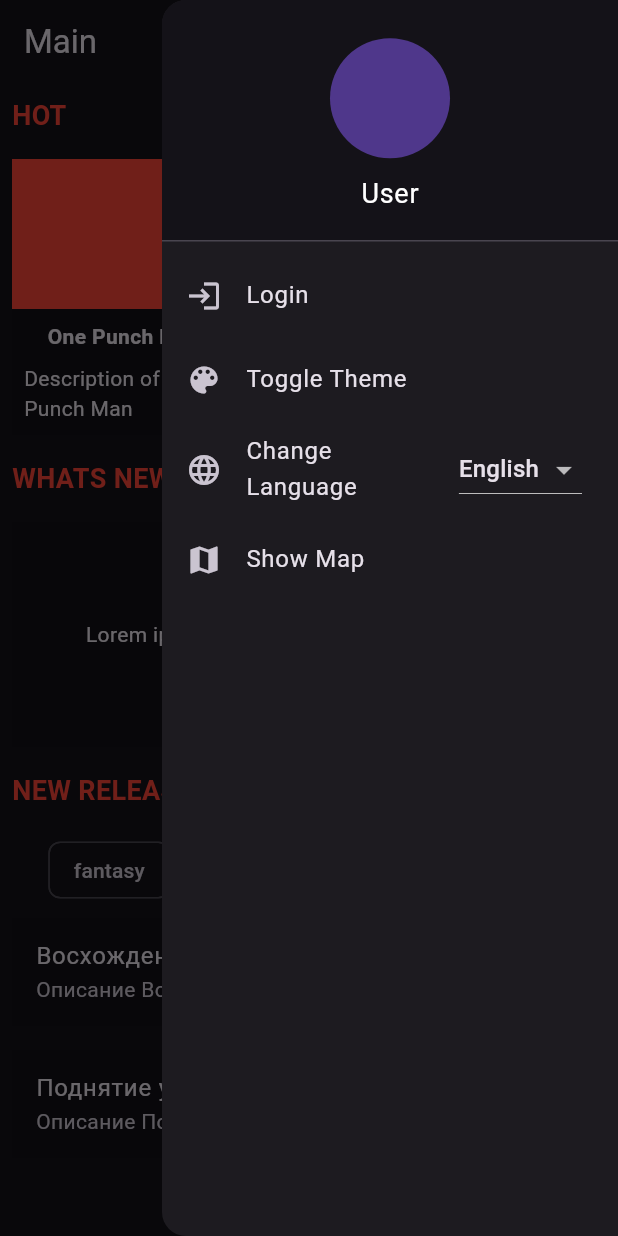
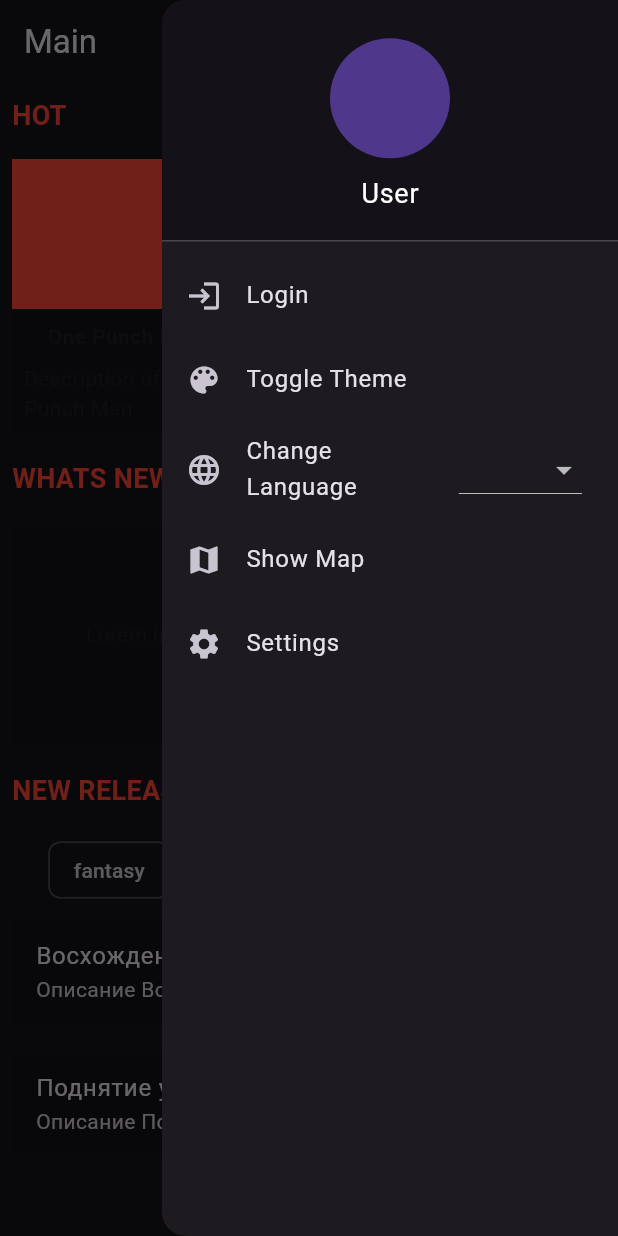
Before and after one commit to jefrsama/anihub, a Flutter app: the screen it shows after launch, after a tap on the "menu" icon, after a tap on "Toggle Theme", on a phone screen of 412 x 824 dp. Run offline on Flutter 3.47's test engine with Material 3 defaults, Android fonts, the phone set to English and light mode, and no system bars; our stand-ins replace firebase_auth, firebase_core, flutter_svg, google_maps_flutter, google_sign_in, location and 2 more; missing offline and left inert: dart:ffi, github_sign_in_plus, twitter_login; accounts and stored records are empty; network calls fail.

Commit message:
- добавил страницу настроек, тоже самое что и сайдбар: можно менять тему/язык/и фонт - сайдбар имеет кнопку для странцы настроек - добавил новые переводы настроек в языковых файлах

```diff
--- a/lib/l10n/intl_en.arb
+++ b/lib/l10n/intl_en.arb
@@ -2,5 +2,9 @@
   "hot": "HOT",
   "whatsNew": "WHATS NEW",
   "newReleases": "NEW RELEASES",
-  "userProfileName": "User"
+  "userProfileName": "User",
+  "settings": "Settings",
+  "toggleTheme": "Toggle Theme",
+  "changeLanguage": "Change Language",
+  "changeFontFamily": "Change Font Family"
 }
--- a/lib/l10n/intl_kk.arb
+++ b/lib/l10n/intl_kk.arb
@@ -2,5 +2,9 @@
   "hot": "ЫСТЫҚ",
   "whatsNew": "НЕ ЖАҢАЛЫҚ",
   "newReleases": "ЖАҢА ШЫҒАРЫЛЫМДАР",
-  "userProfileName": "Пайдаланушы"
+  "userProfileName": "Пайдаланушы",
+  "settings": "Параметрлер",
+  "toggleTheme": "Тақырыпты Өзгерту",
+  "changeLanguage": "Тілді Өзгерту",
+  "changeFontFamily": "Қаріпті Өзгерту"
 }
--- a/lib/l10n/intl_ru.arb
+++ b/lib/l10n/intl_ru.arb
@@ -2,5 +2,9 @@
   "hot": "ГОРЯЧЕЕ",
   "whatsNew": "ЧТО НОВОГО",
   "newReleases": "НОВЫЕ ВЫПУСКИ",
-  "userProfileName": "Пользователь"
+  "userProfileName": "Пользователь",
+  "settings": "Настройки",
+  "toggleTheme": "Смена Темы",
+  "changeLanguage": "Смена Языка",
+  "changeFontFamily": "Смена Шрифта"
 }
--- a/lib/main.dart
+++ b/lib/main.dart
@@ -6,6 +6,7 @@ import 'package:provider/provider.dart';
 import 'package:anihub/theme/theme_provider.dart';
 import 'package:anihub/pages/login_page.dart';
 import 'package:anihub/pages/map_page.dart';
+import 'package:anihub/pages/settings_page.dart';
 
 void main() async {
   WidgetsFlutterBinding.ensureInitialized();
@@ -56,7 +57,11 @@ class MyApp extends StatelessWidget {
 
     return MaterialApp(
       title: 'Anime Hub',
-      theme: themeProvider.themeData,
+      theme: themeProvider.themeData.copyWith(
+        textTheme: ThemeData.light().textTheme.apply(
+              fontFamily: themeProvider.fontFamily,
+            ),
+      ),
       home: MainPage(),
       locale: localeProvider.locale,
       localizationsDelegates: const [
@@ -69,6 +74,7 @@ class MyApp extends StatelessWidget {
     );
   }
 }
+
 
 class MainPage extends StatefulWidget {
   @override
@@ -195,7 +201,6 @@ class _MainPageState extends State<MainPage> {
             ],
           ),
         ),
-        // Add the ListTile for navigating to the map page
         ListTile(
           leading: Icon(Icons.map),
           title: Text('Show Map'),
@@ -206,10 +211,21 @@ class _MainPageState extends State<MainPage> {
             );
           },
         ),
+        ListTile(
+          leading: Icon(Icons.settings),
+          title: Text('Settings'),
+          onTap: () {
+            Navigator.push(
+              context,
+              MaterialPageRoute(builder: (context) => SettingsPage()),
+            );
+          },
+        ),
       ],
     ),
   );
 }
+
 
 
   Widget _buildSectionTitle(BuildContext context, String title) {
--- a/lib/theme/theme_provider.dart
+++ b/lib/theme/theme_provider.dart
@@ -20,8 +20,12 @@ final ThemeData customTheme = ThemeData(
 
 class ThemeProvider with ChangeNotifier {
   ThemeData _themeData = lightTheme;
+  String _fontFamily = 'Roboto';
 
   ThemeData get themeData => _themeData;
+  String get fontFamily => _fontFamily;
+
+  bool get isDarkMode => _themeData == darkTheme;
 
   void setTheme(ThemeData theme) {
     _themeData = theme;
@@ -38,4 +42,8 @@ class ThemeProvider with ChangeNotifier {
     }
     notifyListeners();
   }
+  void setFontFamily(String family) {
+    _fontFamily = family;
+    notifyListeners();
+  }
 }
```
Also changed, not shown: lib/pages/settings_page.dart (added, +77 -0 lines), lib/generated/intl/messages_en.dart, lib/generated/intl/messages_kk.dart, lib/generated/intl/messages_ru.dart, lib/generated/l10n.dart.
